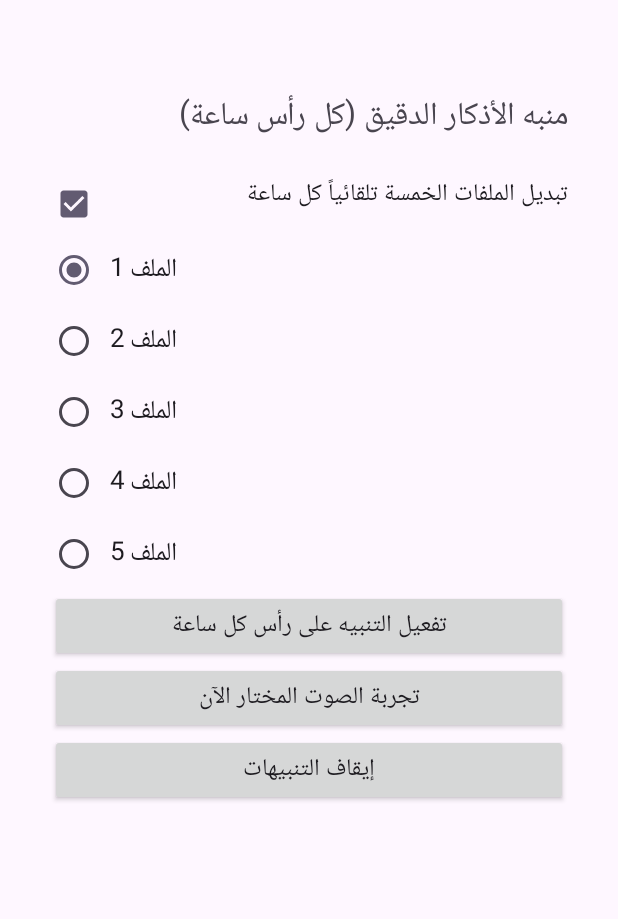
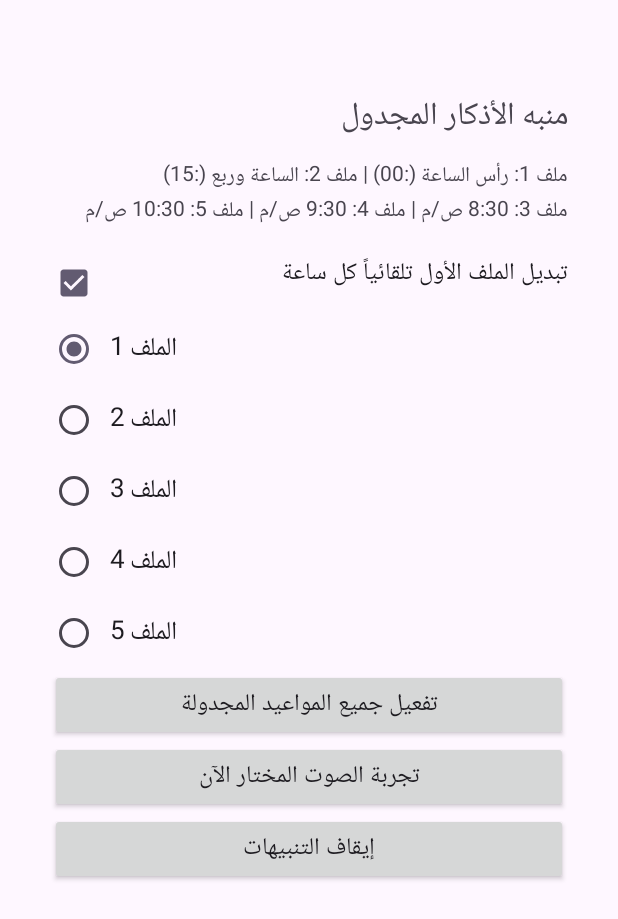
Before and after one commit to m07ammedibrahim74-bit/adhkar-app, an Android app: the screen it shows after launch (MainActivity), on a phone screen of 412 x 824 dp. Shown: the top 919 px of the screen. Run offline under Robolectric (Android 15) with nearby library versions, the phone set to English and light mode, and no system bars.

Commit message:
Update MainActivity.kt

```diff
--- a/app/src/main/java/com/custom/adhkar/MainActivity.kt
+++ b/app/src/main/java/com/custom/adhkar/MainActivity.kt
@@ -23,9 +23,15 @@ class MainActivity : AppCompatActivity() {
         }
 
         val title = TextView(this).apply {
-            text = "منبه الأذكار الدقيق (كل رأس ساعة)"
+            text = "منبه الأذكار المجدول"
             textSize = 21f
-            setPadding(0, 0, 0, 30)
+            setPadding(0, 0, 0, 14)
+        }
+
+        val scheduleInfo = TextView(this).apply {
+            text = "ملف 1: رأس الساعة (:00) | ملف 2: الساعة وربع (:15)\nملف 3: 8:30 ص/م | ملف 4: 9:30 ص/م | ملف 5: 10:30 ص/م"
+            textSize = 14f
+            setPadding(0, 0, 0, 24)
         }
 
         val prefs = getSharedPreferences("AdhkarPrefs", Context.MODE_PRIVATE)
@@ -33,7 +39,7 @@ class MainActivity : AppCompatActivity() {
         val savedRotate = prefs.getBoolean("ROTATE_MODE", true)
 
         val chkRotate = CheckBox(this).apply {
-            text = "تبديل الملفات الخمسة تلقائياً كل ساعة"
+            text = "تبديل الملف الأول تلقائياً كل ساعة"
             textSize = 16f
             isChecked = savedRotate
             setPadding(0, 0, 0, 20)
@@ -54,7 +60,7 @@ class MainActivity : AppCompatActivity() {
         }
 
         val btnStart = Button(this).apply {
-            text = "تفعيل التنبيه على رأس كل ساعة"
+            text = "تفعيل جميع المواعيد المجدولة"
             textSize = 16f
         }
 
@@ -69,6 +75,7 @@ class MainActivity : AppCompatActivity() {
         }
 
         layout.addView(title)
+        layout.addView(scheduleInfo)
         layout.addView(chkRotate)
         layout.addView(radioGroup)
         layout.addView(btnStart)
@@ -86,8 +93,8 @@ class MainActivity : AppCompatActivity() {
                 .putBoolean("ENABLED", true)
                 .apply()
 
-            AdhkarReceiver.scheduleNextHour(this)
-            Toast.makeText(this, "تم التفعيل! سيبدأ عند رأس الساعة القادمة في الثانية 0", Toast.LENGTH_LONG).show()
+            AdhkarReceiver.scheduleAll(this)
+            Toast.makeText(this, "تم تفعيل جميع المواعيد المجدولة بنجاح", Toast.LENGTH_LONG).show()
         }
 
         btnTest.setOnClickListener {
```
